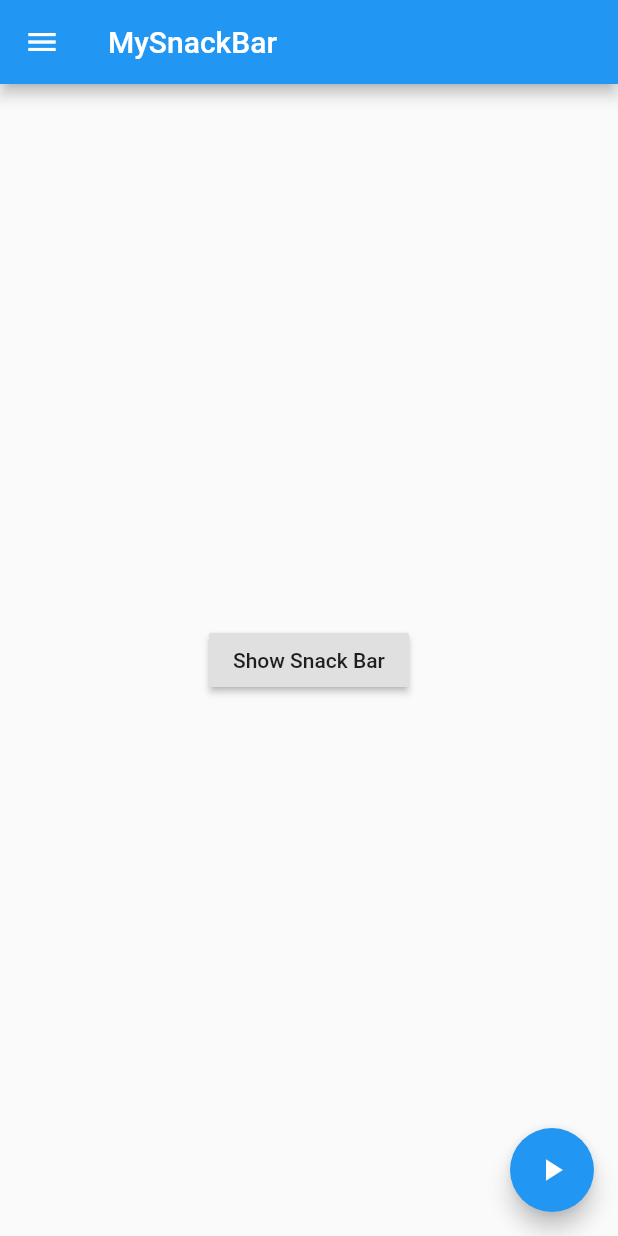
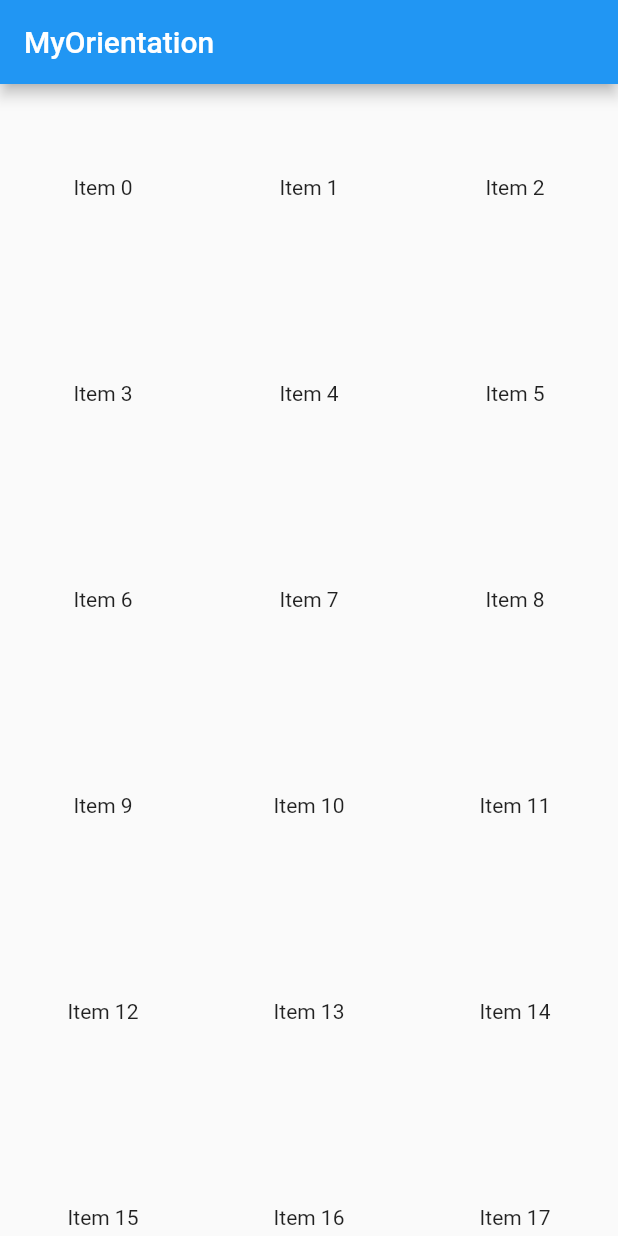
Before and after one commit to beegle-evan/flutter-tutorial-study, a Flutter app: the screen it shows after launch, on a phone screen of 412 x 824 dp. Run offline on Flutter 3.47's test engine with Material 2 defaults, Android fonts, the phone set to English and light mode, and no system bars.

Commit message:
[Add] OrientationBuilder

```diff
--- /dev/null
+++ b/flutter_tutorial_study/lib/OrientationBuilder.dart
@@ -0,0 +1,61 @@
+import 'package:flutter/material.dart';
+
+class MyOrientation extends StatefulWidget {
+  @override
+  _MyOrientationState createState() => _MyOrientationState();
+}
+
+class _MyOrientationState extends State<MyOrientation> {
+  @override
+  Widget build(BuildContext context) {
+    return Scaffold(
+      drawer: _buildDrawer(),
+      appBar: _buildAppBar(),
+      body: _buildBody(),
+      floatingActionButton: _buildFloatingActionButton(),
+    );
+  }
+
+  Widget _buildDrawer() {}
+
+  Widget _buildAppBar() {
+    return AppBar(
+        title: Text('MyOrientation')
+    );
+  }
+
+  Widget _buildBody() {
+    //return _buildGridViewByManually();
+    return OrientationBuilder(
+      builder: (BuildContext context, Orientation orientation) {
+        return _buildGridViewByAuto(orientation);
+      },
+    );
+  }
+
+  Widget _buildGridViewByAuto(orientation) {
+    return GridView.count(
+      crossAxisCount: orientation==Orientation.portrait ? 3: 5,
+      children: List.generate(50, (position) {
+        return Center(
+          child: Text('Item $position'),
+        );
+      })
+    );
+  }
+
+  Widget _buildGridViewByManually() {
+    return GridView.count(crossAxisCount: 3,
+      children: <Widget>[
+        Center(child: Text('Item 1')),
+        Center(child: Text('Item 1')),
+        Center(child: Text('Item 1')),
+        Center(child: Text('Item 1')),
+        Center(child: Text('Item 1')),
+        Center(child: Text('Item 1')),
+      ],
+    );
+  }
+
+  Widget _buildFloatingActionButton() {}
+}
--- a/flutter_tutorial_study/lib/main.dart
+++ b/flutter_tutorial_study/lib/main.dart
@@ -2,6 +2,7 @@ import 'package:flutter/material.dart';
 import 'package:flutter_tutorial_study/AnimatedContainer.dart';
 import 'package:flutter_tutorial_study/AnimatedOpacity.dart';
 import 'package:flutter_tutorial_study/Drawer.dart';
+import 'package:flutter_tutorial_study/OrientationBuilder.dart';
 import 'package:flutter_tutorial_study/SnackBar.dart';
 
 void main() {
@@ -75,6 +76,6 @@ class _MyHomePageState extends State<MyHomePage> {
     // The Flutter framework has been optimized to make rerunning build methods
     // fast, so that you can just rebuild anything that needs updating rather
     // than having to individually change instances of widgets.
-    return MyStackBar();
+    return MyOrientation();
   }
 }
```
